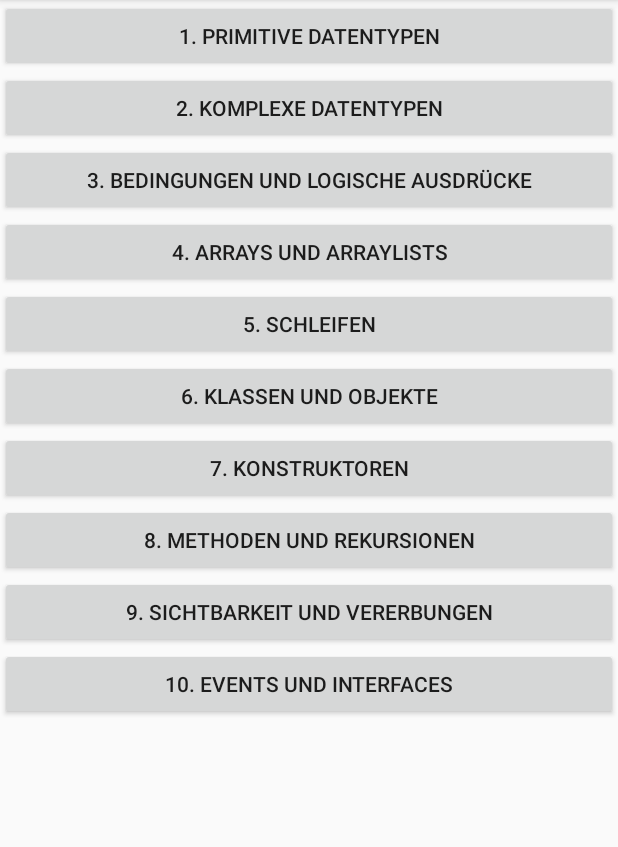
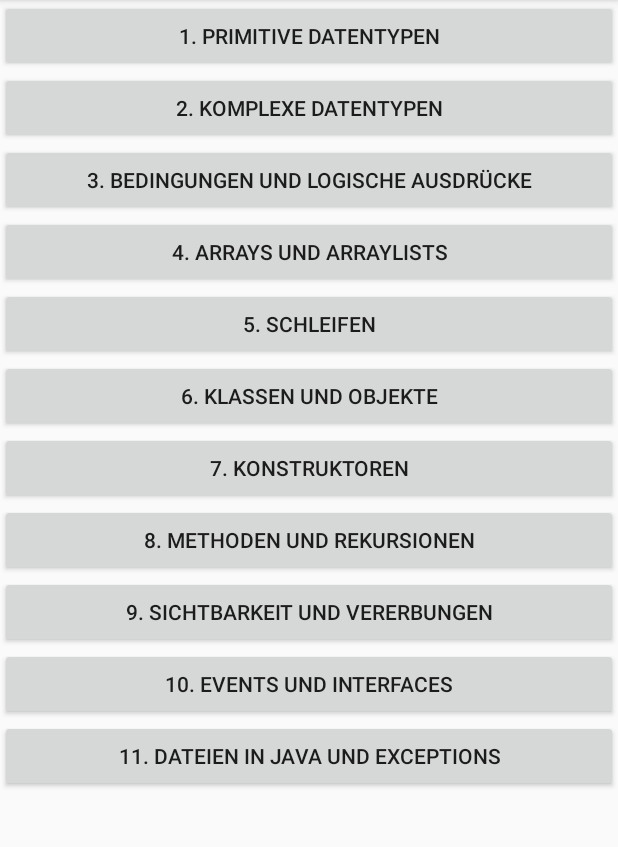
Before and after one commit to Tokimetakaari/howToJava, an Android app: the TheoryMenu screen opened directly, with no data from a screen before it, on a phone screen of 412 x 824 dp, the part 84-931 px from its top. Run offline under Robolectric (Android 15) with nearby library versions, the phone set to English and light mode, and no system bars.

Commit message:
Praxis aufbau

```diff
--- a/app/src/main/java/com/example/niklasjahning/howtojava/TheoryMenu.java
+++ b/app/src/main/java/com/example/niklasjahning/howtojava/TheoryMenu.java
@@ -13,7 +13,7 @@ public class TheoryMenu extends AppCompatActivity implements View.OnClickListene
     @Override
     protected void onCreate(Bundle savedInstanceState) {
         super.onCreate(savedInstanceState);
-        setContentView(R.layout.theorie);
+        setContentView(R.layout.theory_menu);
         setupButtons();
         setupListener();
     }
--- a/app/src/main/res/layout/theorie.xml
+++ b/app/src/main/res/layout/theory_menu.xml
@@ -64,5 +64,10 @@
         android:layout_height="wrap_content"
         android:text="@string/theorie_button10"
         android:id="@+id/lektion_10"/>
+    <Button
+        android:layout_width="match_parent"
+        android:layout_height="wrap_content"
+        android:text="@string/theorie_button11"
+        android:id="@+id/lektion_11"/>
 
 </LinearLayout>
```
